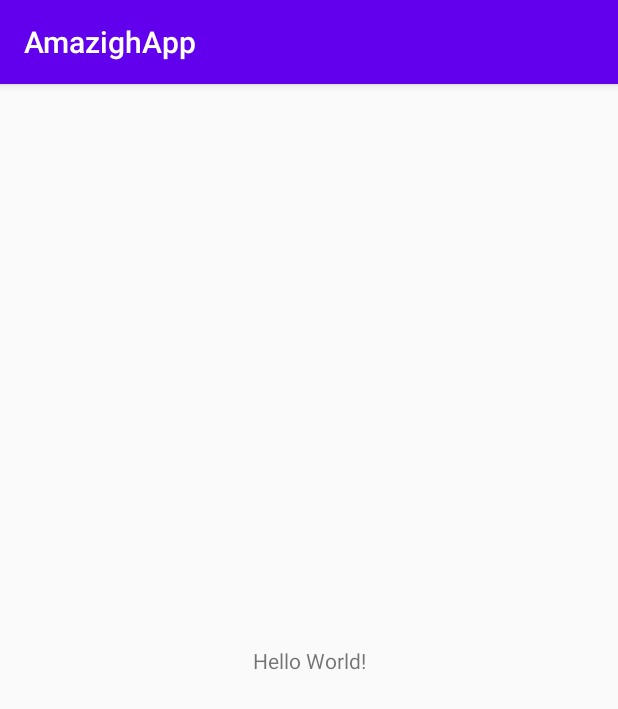
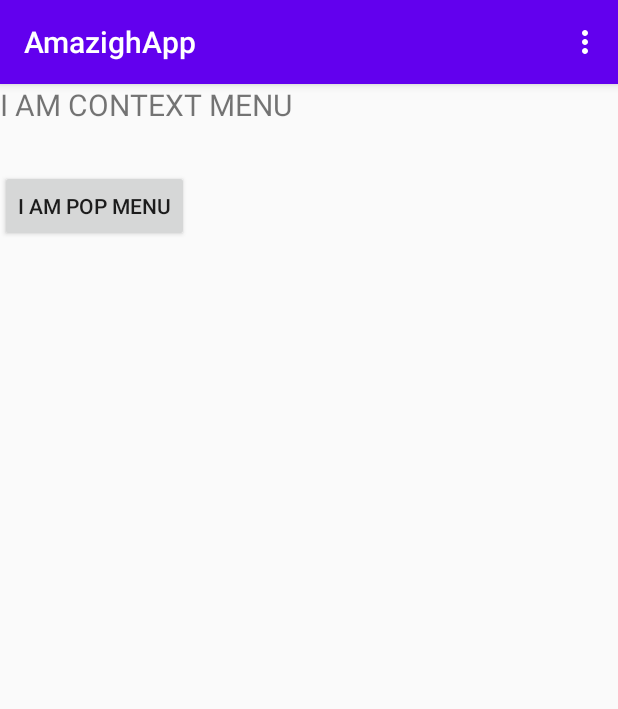
Before and after one commit to AbdoliSepehr8AMO1/AmazighApp1, an Android app: the screen it shows after launch (MainActivity), on a phone screen of 412 x 824 dp. Shown: the top 709 px of the screen. Run offline under Robolectric (Android 15) with nearby library versions, the phone set to English and light mode, and no system bars.

Commit message:
menu is toegevoegd

```diff
--- a/app/src/main/res/layout/activity_main.xml
+++ b/app/src/main/res/layout/activity_main.xml
@@ -1,18 +1,28 @@
 <?xml version="1.0" encoding="utf-8"?>
-<androidx.constraintlayout.widget.ConstraintLayout xmlns:android="http://schemas.android.com/apk/res/android"
+<LinearLayout xmlns:android="http://schemas.android.com/apk/res/android"
     xmlns:app="http://schemas.android.com/apk/res-auto"
     xmlns:tools="http://schemas.android.com/tools"
     android:layout_width="match_parent"
     android:layout_height="match_parent"
-    tools:context=".MainActivity">
+    android:orientation="vertical"
+    tools:context="com.example.studytonight.menus.MainActivity">
 
     <TextView
+        android:id="@+id/t1"
         android:layout_width="wrap_content"
         android:layout_height="wrap_content"
-        android:text="Hello World!"
-        app:layout_constraintBottom_toBottomOf="parent"
-        app:layout_constraintLeft_toLeftOf="parent"
-        app:layout_constraintRight_toRightOf="parent"
-        app:layout_constraintTop_toTopOf="parent" />
+        android:text="I am context menu"
+        android:paddingBottom="30dp"
+        android:textAllCaps="true"
+        android:textSize="20sp"
+        />
 
-</androidx.constraintlayout.widget.ConstraintLayout>
+    <Button
+        android:id="@+id/button"
+        android:layout_width="wrap_content"
+        android:layout_height="wrap_content"
+        android:onClick="pop"
+        android:text="I am Pop Menu"
+        android:textAllCaps="true"
+        />
+</LinearLayout>
--- /dev/null
+++ b/app/src/main/res/menu/menu_file.xml
@@ -0,0 +1,18 @@
+<?xml version="1.0" encoding="utf-8"?>
+<menu xmlns:android="http://schemas.android.com/apk/res/android">
+
+    <item android:id="@+id/i1"
+        android:title="Click me to see sub-menu"
+        android:icon="@drawable/knipsel" >
+
+        <!-- "item" submenu -->
+        <menu>
+            <item android:id="@+id/i2"
+                android:title="subitem 1"
+                android:icon="@drawable/knipsel"/>
+            <item android:id="@+id/i3"
+                android:title="subitem 2"
+                android:icon="@drawable/knipsel" />
+        </menu>
+    </item>
+</menu>
```
Also changed, not shown: app/src/main/java/com/example/amazighapp/MainActivity.java (+85 -0 lines).
